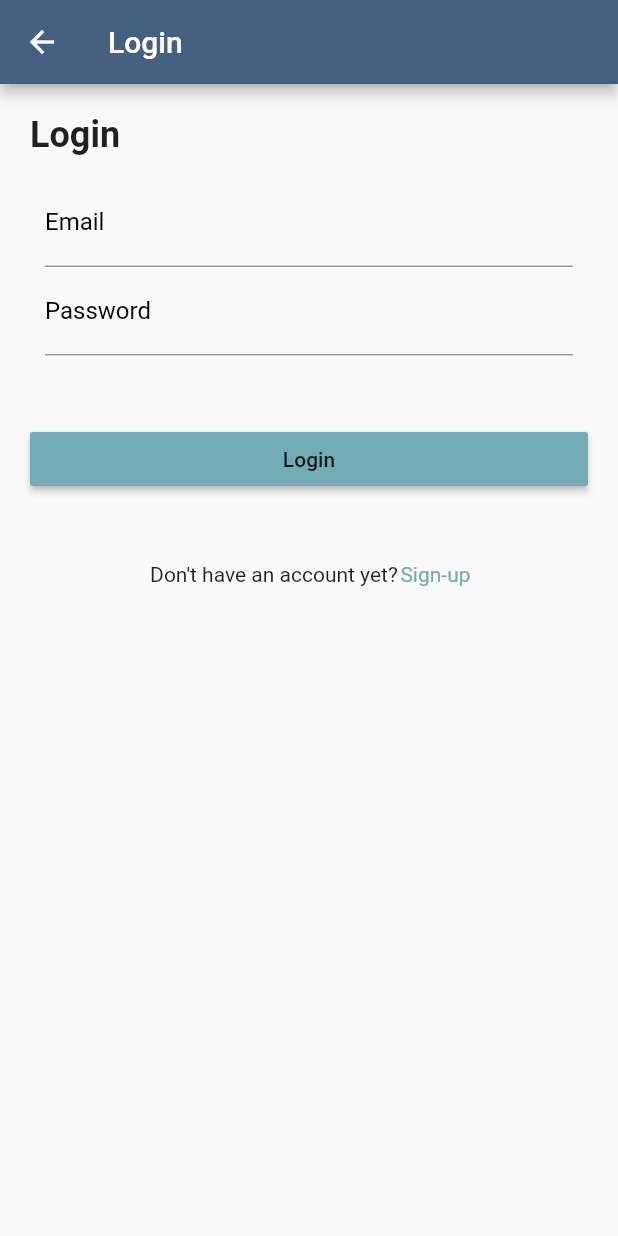
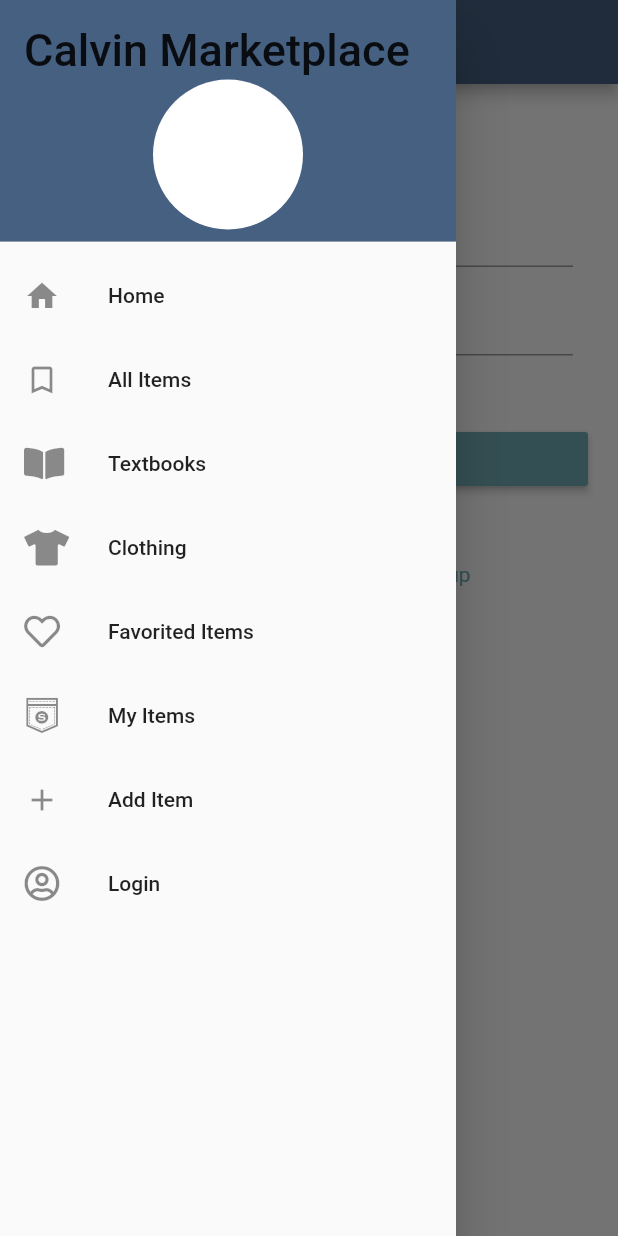
Before and after one commit to CS262e-Eteam/Client-Firebase-Connected-, a Flutter app: the LoginPage screen opened directly, with the side drawer open (before the commit the screen has no drawer), on a phone screen of 412 x 824 dp. Run offline on Flutter 3.47's test engine with Material 2 defaults, Android fonts, the phone set to English and light mode, and no system bars; our stand-ins replace cloud_firestore, font_awesome_flutter, responsive_grid; accounts and stored records are empty.

```diff
--- a/lib/pages/edit_item.dart
+++ b/lib/pages/edit_item.dart
@@ -609,9 +609,10 @@ class ItemFormState extends State<ItemForm> {
 
       return new Scaffold(
           appBar: AppBar(
-            title: Text("New Items"),
+            title: Text("New Item"),
             backgroundColor: colors.grayBlue,
           ),
+
           bottomNavigationBar: Container(
               decoration: const BoxDecoration(
                   border: Border(
--- a/lib/pages/filter_list.dart
+++ b/lib/pages/filter_list.dart
@@ -1,4 +1,5 @@
 import 'package:flutter/material.dart';
+import 'package:lab09/components/menu_tabs.dart';
 import 'package:lab09/shared/globals.dart' as globals;
 import 'package:lab09/shared/colors.dart' as colors;
 import 'package:lab09/components/summary_card.dart';
@@ -48,9 +49,8 @@ class FilterListState extends State<FilterList> {
             },
           )
         ],
-
-        ),
-
+      ),
+      drawer: MenuTabs(),
       body: new GridView.count(
         childAspectRatio: .8,
         primary: false,
--- a/lib/pages/login_page.dart
+++ b/lib/pages/login_page.dart
@@ -3,6 +3,7 @@ Login Page - allows a user to log in or navigate to sign up page
  */
 
 import 'package:flutter/material.dart';
+import 'package:lab09/components/menu_tabs.dart';
 //import 'package:firebase_auth/firebase_auth.dart';
 import 'package:lab09/shared/colors.dart' as colors;
 
@@ -34,6 +35,7 @@ class LoginPageState extends State<LoginPage> {
 			title: Text("Login"),
 			backgroundColor: colors.grayBlue,
 	  ),
+		drawer: MenuTabs(),
 //		body: Form(
 //			key: _formKey,
 //			child: Column(
```
